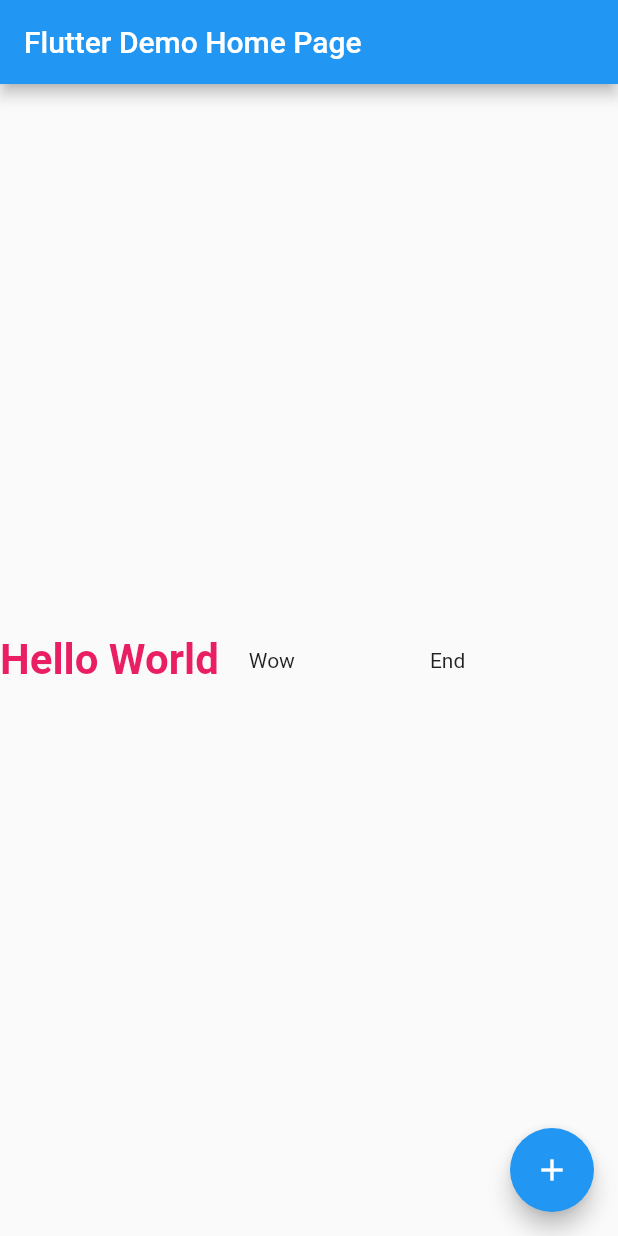
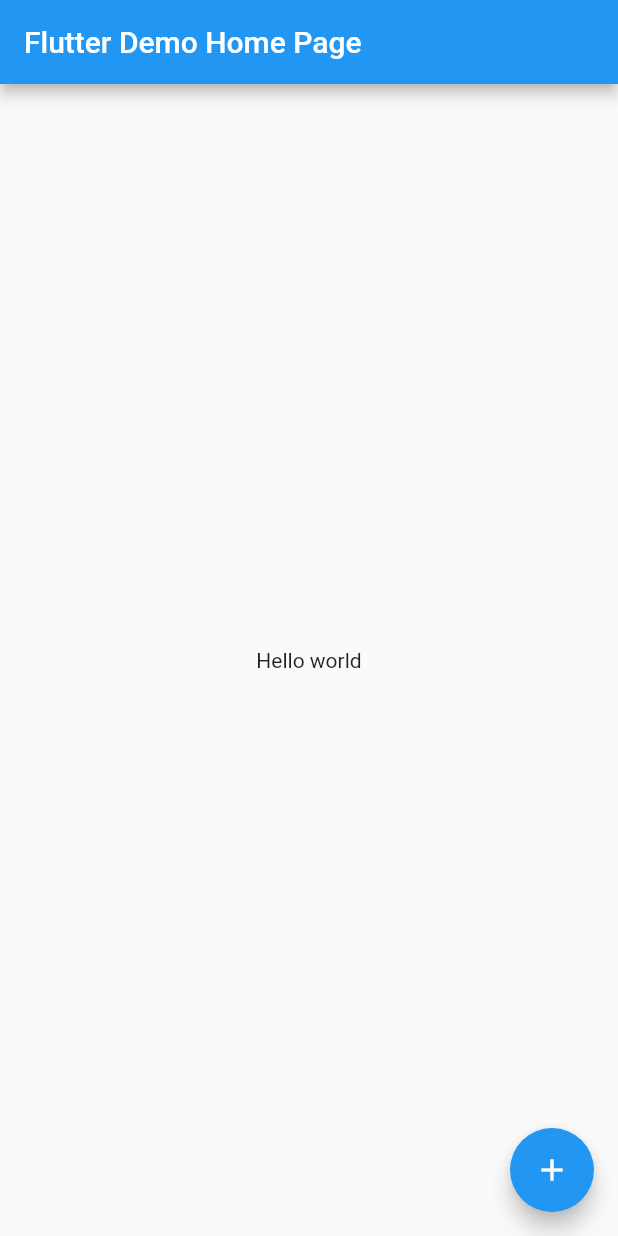
Before and after one commit to arraisi/flutter_app, a Flutter app: the screen it shows after launch, on a phone screen of 412 x 824 dp. Run offline on Flutter 3.47's test engine with Material 2 defaults, Android fonts, the phone set to English and light mode, and no system bars.

Commit message:
Center widget

```diff
--- a/lib/main.dart
+++ b/lib/main.dart
@@ -73,20 +73,8 @@ class _MyHomePageState extends State<MyHomePage> {
       ),
       body: Center(
         child: Container(
-          child: Row(
-            children: <Widget>[
-              new Text(
-                "Hello World",
-                style: TextStyle(fontWeight: FontWeight.bold, color: Colors.pink, fontSize: 28.0),
-                textAlign: TextAlign.left,
-              ),
-              new Padding(
-//                padding: const EdgeInsets.all(20.0),
-              padding: EdgeInsets.fromLTRB(20.0, 0.0, 90.0, 0.0),
-                child: new Text("Wow"),
-              ),
-              new Text("End")
-            ],
+          child: Center(
+            child: Text("Hello world"),
           ),
         ),
       ),
```
